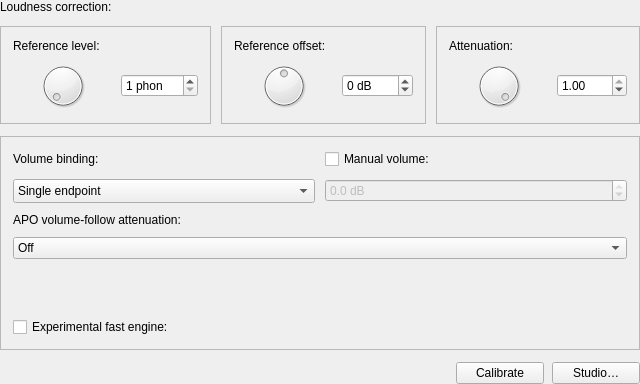
Above: Editor/guis/LoudnessCorrectionFilterGUI.ui from xup61069/Hibiki-EQAPO before the change. Below: the same form after it.
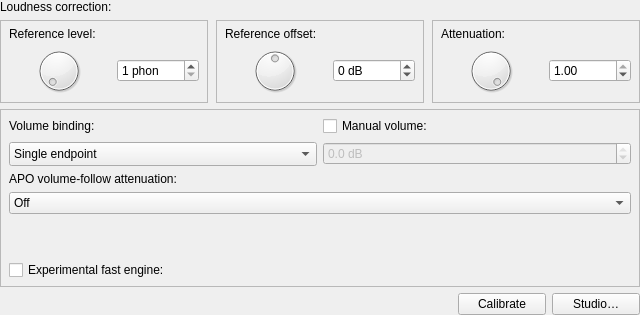
That is the form after the change. Custom widgets are drawn as their Qt base class.

Patch:
```diff
--- a/Editor/guis/LoudnessCorrectionFilterGUI.ui
+++ b/Editor/guis/LoudnessCorrectionFilterGUI.ui
@@ -33,7 +33,7 @@
     <number>0</number>
    </property>
    <property name="spacing">
-    <number>12</number>
+    <number>6</number>
    </property>
    <item>
     <widget class="QLabel" name="label">
@@ -66,7 +66,7 @@
       <number>0</number>
      </property>
      <property name="spacing">
-      <number>10</number>
+      <number>8</number>
      </property>
      <item>
       <widget class="QFrame" name="referenceContourCard">
@@ -75,19 +75,19 @@
        </property>
        <layout class="QVBoxLayout" name="referenceCardLayout">
         <property name="spacing">
-         <number>8</number>
+         <number>5</number>
         </property>
         <property name="leftMargin">
-         <number>12</number>
+         <number>8</number>
         </property>
         <property name="topMargin">
-         <number>12</number>
+         <number>6</number>
         </property>
         <property name="rightMargin">
-         <number>12</number>
+         <number>8</number>
         </property>
         <property name="bottomMargin">
-         <number>12</number>
+         <number>6</number>
         </property>
         <item>
          <widget class="QLabel" name="refLevelLabel">
@@ -166,19 +166,19 @@
        </property>
        <layout class="QVBoxLayout" name="offsetCardLayout">
         <property name="spacing">
-         <number>8</number>
+         <number>5</number>
         </property>
         <property name="leftMargin">
-         <number>12</number>
+         <number>8</number>
         </property>
         <property name="topMargin">
-         <number>12</number>
+         <number>6</number>
         </property>
         <property name="rightMargin">
-         <number>12</number>
+         <number>8</number>
         </property>
         <property name="bottomMargin">
-         <number>12</number>
+         <number>6</number>
         </property>
         <item>
          <widget class="QLabel" name="refOffsetLabel">
@@ -257,19 +257,19 @@
        </property>
        <layout class="QVBoxLayout" name="strengthCardLayout">
         <property name="spacing">
-         <number>8</number>
+         <number>5</number>
         </property>
         <property name="leftMargin">
-         <number>12</number>
+         <number>8</number>
         </property>
         <property name="topMargin">
-         <number>12</number>
+         <number>6</number>
         </property>
         <property name="rightMargin">
-         <number>12</number>
+         <number>8</number>
         </property>
         <property name="bottomMargin">
-         <number>12</number>
+         <number>6</number>
         </property>
         <item>
          <widget class="QLabel" name="attLabel">
@@ -353,19 +353,19 @@
      </property>
      <layout class="QGridLayout" name="listeningLayout" columnstretch="1,1">
       <property name="spacing">
-       <number>10</number>
+       <number>6</number>
       </property>
       <property name="leftMargin">
-       <number>12</number>
+       <number>8</number>
       </property>
       <property name="topMargin">
-       <number>12</number>
+       <number>6</number>
       </property>
       <property name="rightMargin">
-       <number>12</number>
+       <number>8</number>
       </property>
       <property name="bottomMargin">
-       <number>12</number>
+       <number>6</number>
       </property>
       <item row="0" column="0" colspan="1">
        <widget class="QLabel" name="bindingLabel">
@@ -528,7 +528,7 @@
    <item>
     <layout class="QHBoxLayout" name="actionsLayout">
      <property name="spacing">
-      <number>8</number>
+      <number>6</number>
      </property>
      <item>
       <spacer name="actionsSpacer">
@@ -538,7 +538,7 @@
        <property name="sizeHint" stdset="0">
         <size>
          <width>0</width>
-         <height>20</height>
+         <height>0</height>
         </size>
        </property>
       </spacer>
```
